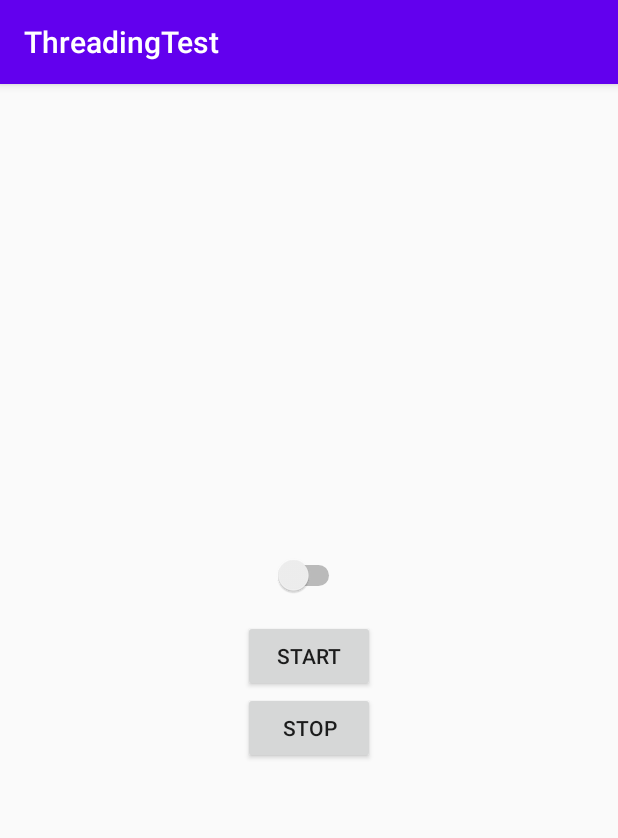
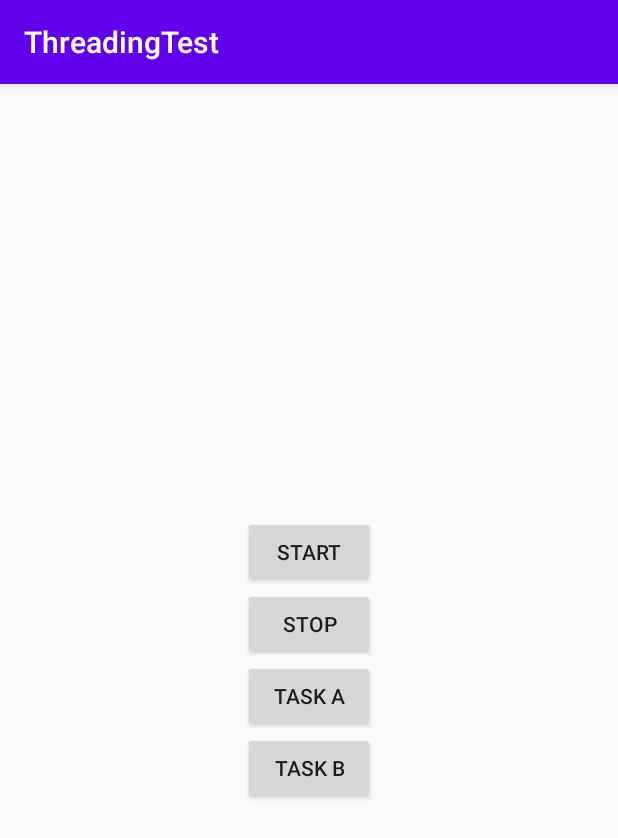
Before and after one commit to egorshustov/threading-test, an Android app: the screen it shows after launch (MainActivity), after a tap on "START", on a phone screen of 412 x 824 dp. Shown: the top 838 px of the screen. Run offline under Robolectric (Android 15) with nearby library versions, the phone set to English and light mode, and no system bars.

Commit message:
ExampleThread with looper and ExampleHandler classes created. Custom message object created and sent.

```diff
--- /dev/null
+++ b/app/src/main/java/com/egorshustov/threadingtest/ExampleHandler.kt
@@ -0,0 +1,21 @@
+package com.egorshustov.threadingtest
+
+import android.os.Handler
+import android.os.Message
+import android.util.Log
+
+class ExampleHandler : Handler() {
+
+    override fun handleMessage(msg: Message) {
+        when (msg.what) {
+            TASK_A -> Log.d(TAG, "TASK_A executed")
+            TASK_B -> Log.d(TAG, "TASK_B executed")
+        }
+    }
+
+    companion object {
+        const val TASK_A = 1
+        const val TASK_B = 2
+        private const val TAG = "ExampleHandler"
+    }
+}
--- /dev/null
+++ b/app/src/main/java/com/egorshustov/threadingtest/ExampleThread.kt
@@ -0,0 +1,27 @@
+package com.egorshustov.threadingtest
+
+import android.os.Handler
+import android.os.Looper
+import android.util.Log
+
+class ExampleThread : Thread() {
+
+    lateinit var looper: Looper
+
+    lateinit var handler: Handler
+
+    override fun run() {
+        super.run()
+        Looper.prepare() // this adds a lopper to this background thread and also creates a message queue which are tied together
+        looper = Looper.myLooper()!!
+        handler =
+            ExampleHandler() // Handler can only work for a thread that has a looper or a message queue
+        Looper.loop()
+
+        Log.d(TAG, "End of run()")
+    }
+
+    companion object {
+        private const val TAG = "ExampleThread"
+    }
+}
--- a/app/src/main/java/com/egorshustov/threadingtest/MainActivity.kt
+++ b/app/src/main/java/com/egorshustov/threadingtest/MainActivity.kt
@@ -1,18 +1,13 @@
 package com.egorshustov.threadingtest
 
 import android.os.Bundle
-import android.os.Handler
-import android.util.Log
+import android.os.Message
 import android.view.View
 import androidx.appcompat.app.AppCompatActivity
-import kotlinx.android.synthetic.main.activity_main.*
 
 class MainActivity : AppCompatActivity() {
 
-    private val mainHandler = Handler()
-
-    @Volatile
-    private var stopThread = false
+    private val exampleThread = ExampleThread()
 
     override fun onCreate(savedInstanceState: Bundle?) {
         super.onCreate(savedInstanceState)
@@ -20,24 +15,28 @@ class MainActivity : AppCompatActivity() {
     }
 
     fun startThread(view: View) {
-        stopThread = false
-        Thread {
-            for (i in 0 until 10) {
-                if (stopThread) return@Thread
-                if (i == 5) {
-                    //mainHandler.post { button_start_thread.text = "50%" }
-                    //Handler(Looper.getMainLooper()).post { button_start_thread.text = "50%" }
-                    //button_start_thread.post { button_start_thread.text = "50%" }
-                    runOnUiThread { button_start_thread.text = "50%" }
-                }
-                Log.d(TAG, "startThread ${Thread.currentThread().name}: $i")
-                Thread.sleep(1000)
-            }
-        }.start()
+        exampleThread.start()
     }
 
     fun stopThread(view: View) {
-        stopThread = true
+        exampleThread.looper.quit() // or exampleThread.handler.looper.quit()
+    }
+
+    fun taskA(view: View) {
+        val message = Message.obtain().apply { what = ExampleHandler.TASK_A }
+        exampleThread.handler.sendMessage(message)
+
+        /*Handler(exampleThread.looper).post {
+            for (i in 0 until 5) {
+                Log.d(TAG, "run(): ${Thread.currentThread().name}: $i")
+                Thread.sleep(1000)
+            }
+        }*/
+    }
+
+    fun taskB(view: View) {
+        val message = Message.obtain().apply { what = ExampleHandler.TASK_B }
+        exampleThread.handler.sendMessage(message)
     }
 
     companion object {
--- a/app/src/main/res/layout/activity_main.xml
+++ b/app/src/main/res/layout/activity_main.xml
@@ -6,11 +6,6 @@
     android:gravity="center"
     android:orientation="vertical"
     tools:context=".MainActivity">
-
-    <Switch
-        android:layout_width="wrap_content"
-        android:layout_height="wrap_content"
-        android:layout_marginBottom="16dp" />
 
     <Button
         android:id="@+id/button_start_thread"
@@ -25,4 +20,16 @@
         android:onClick="stopThread"
         android:text="Stop" />
 
+    <Button
+        android:layout_width="wrap_content"
+        android:layout_height="wrap_content"
+        android:onClick="taskA"
+        android:text="Task A" />
+
+    <Button
+        android:layout_width="wrap_content"
+        android:layout_height="wrap_content"
+        android:onClick="taskB"
+        android:text="Task B" />
+
 </LinearLayout>
```
